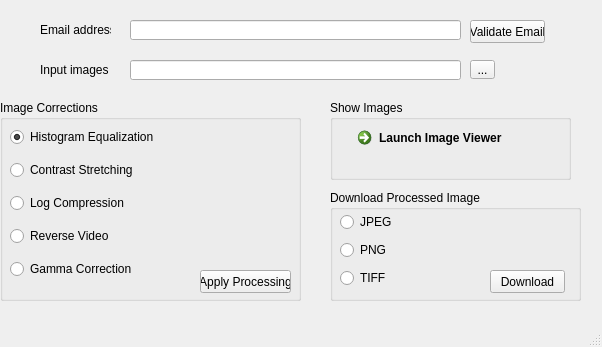
Before: the Qt Designer form GUI/main_window_design.ui in mdholbrook/bme590final, drawn with Qt 5.
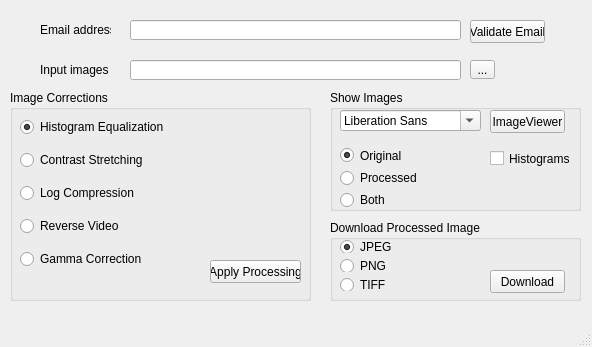
After: the same form once the commit is applied.

Commit message: Updated GUI design to allow for image viewing options

The edit to the form file:
```diff
--- a/GUI/main_window_design.ui
+++ b/GUI/main_window_design.ui
@@ -6,7 +6,7 @@
    <rect>
     <x>0</x>
     <y>0</y>
-    <width>602</width>
+    <width>592</width>
     <height>347</height>
    </rect>
   </property>
@@ -17,10 +17,10 @@
    <widget class="QGroupBox" name="groupBox">
     <property name="geometry">
      <rect>
-      <x>0</x>
-      <y>100</y>
+      <x>10</x>
+      <y>90</y>
       <width>301</width>
-      <height>201</height>
+      <height>211</height>
      </rect>
     </property>
     <property name="title">
@@ -132,25 +132,84 @@
     <property name="geometry">
      <rect>
       <x>330</x>
-      <y>100</y>
-      <width>241</width>
-      <height>80</height>
+      <y>90</y>
+      <width>251</width>
+      <height>121</height>
      </rect>
     </property>
     <property name="title">
      <string>Show Images</string>
     </property>
-    <widget class="QCommandLinkButton" name="commandLinkButtonViewer">
+    <widget class="QFontComboBox" name="fontComboBoxShowImage">
      <property name="geometry">
       <rect>
-       <x>20</x>
+       <x>10</x>
        <y>20</y>
-       <width>185</width>
-       <height>41</height>
+       <width>141</width>
+       <height>21</height>
       </rect>
      </property>
+    </widget>
+    <widget class="QPushButton" name="pushButtonImageViewer">
+     <property name="geometry">
+      <rect>
+       <x>160</x>
+       <y>20</y>
+       <width>75</width>
+       <height>23</height>
+      </rect>
+     </property>
      <property name="text">
-      <string>Launch Image Viewer</string>
+      <string>ImageViewer</string>
+     </property>
+    </widget>
+    <widget class="QWidget" name="verticalLayoutWidget_2">
+     <property name="geometry">
+      <rect>
+       <x>10</x>
+       <y>57</y>
+       <width>131</width>
+       <height>61</height>
+      </rect>
+     </property>
+     <layout class="QVBoxLayout" name="verticalLayout_2">
+      <item>
+       <widget class="QRadioButton" name="radioButton">
+        <property name="text">
+         <string>Original</string>
+        </property>
+        <property name="checked">
+         <bool>true</bool>
+        </property>
+       </widget>
+      </item>
+      <item>
+       <widget class="QRadioButton" name="radioButton_2">
+        <property name="text">
+         <string>Processed</string>
+        </property>
+       </widget>
+      </item>
+      <item>
+       <widget class="QRadioButton" name="radioButton_3">
+        <property name="text">
+         <string>Both</string>
+        </property>
+       </widget>
+      </item>
+     </layout>
+    </widget>
+    <widget class="QCheckBox" name="checkBox_3">
+     <property name="geometry">
+      <rect>
+       <x>160</x>
+       <y>60</y>
+       <width>91</width>
+       <height>17</height>
+      </rect>
+     </property>
+     <property name="text">
+      <string>Histograms</string>
      </property>
     </widget>
    </widget>
@@ -158,9 +217,9 @@
     <property name="geometry">
      <rect>
       <x>330</x>
-      <y>190</y>
+      <y>220</y>
       <width>251</width>
-      <height>111</height>
+      <height>81</height>
      </rect>
     </property>
     <property name="title">
@@ -172,7 +231,7 @@
        <x>10</x>
        <y>20</y>
        <width>131</width>
-       <height>80</height>
+       <height>51</height>
       </rect>
      </property>
      <layout class="QVBoxLayout" name="verticalLayout_3">
@@ -181,6 +240,9 @@
         <property name="text">
          <string>JPEG</string>
         </property>
+        <property name="checked">
+         <bool>true</bool>
+        </property>
        </widget>
       </item>
       <item>
@@ -203,7 +265,7 @@
      <property name="geometry">
       <rect>
        <x>160</x>
-       <y>80</y>
+       <y>50</y>
        <width>75</width>
        <height>23</height>
       </rect>
@@ -268,7 +330,7 @@
     <rect>
      <x>0</x>
      <y>0</y>
-     <width>602</width>
+     <width>592</width>
      <height>21</height>
     </rect>
    </property>
```
The commit also changes 1 other file.
